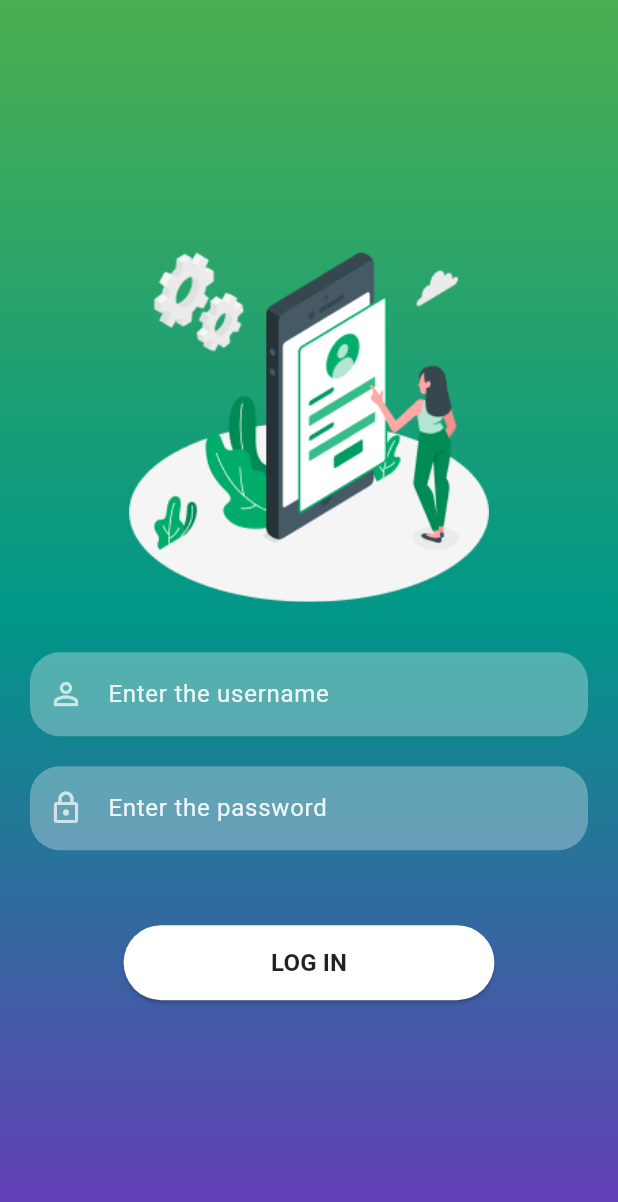
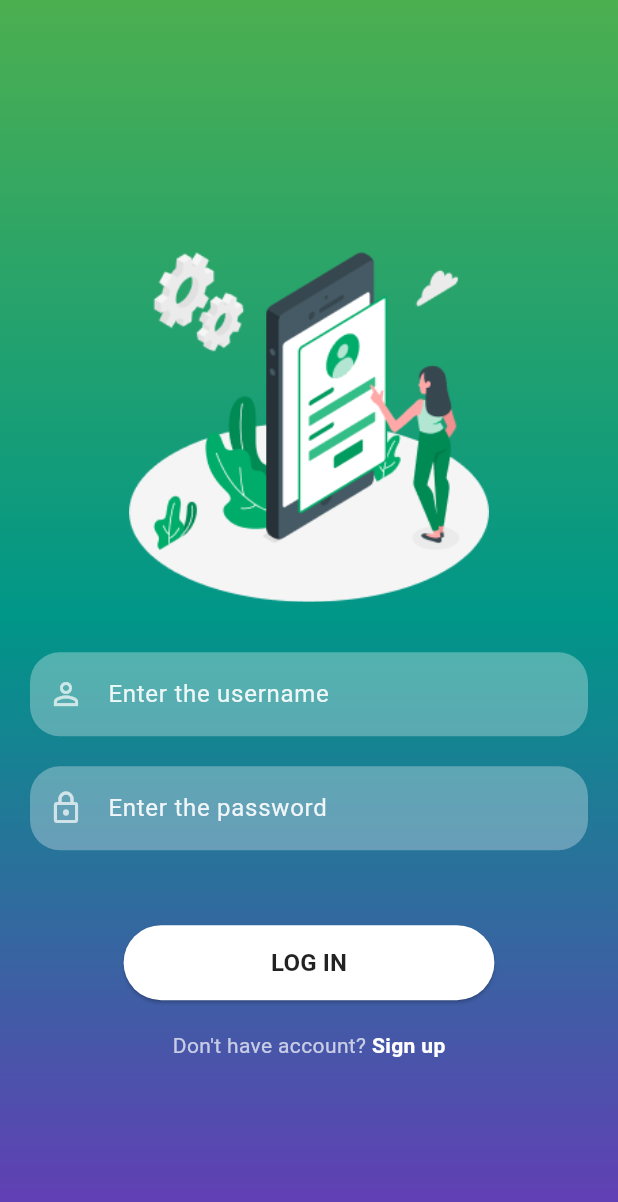
Before and after one commit to nishadadilshan/MobileLoginApplication, a Flutter app: the screen it shows after launch, on a phone screen of 412 x 824 dp. Shown: the top 1202 px of the screen. Run offline on Flutter 3.47's test engine with Material 2 defaults, Android fonts, the phone set to English and light mode, and no system bars.

Commit message:
added sign up functionality to the login page

```diff
--- a/lib/Screens/signin_screen.dart
+++ b/lib/Screens/signin_screen.dart
@@ -1,4 +1,5 @@
 import 'package:flutter/material.dart';
+import 'package:logginapplication/Screens/signup_screen.dart';
 import 'package:logginapplication/reusable_widgets/signinloginbutton_widget.dart';
 import 'package:logginapplication/reusable_widgets/textFeild_widget.dart';
 import 'package:logginapplication/utils/color_utils.dart';
@@ -23,28 +24,38 @@ class _SignInScreenState extends State<SignInScreen> {
         width: MediaQuery.of(context).size.width,
         height: MediaQuery.of(context).size.height,
         decoration: const BoxDecoration(
-          gradient: LinearGradient(colors: [
-            Colors.green,
-            Colors.teal,
-            Colors.deepPurple,
-          ], begin: Alignment.topCenter, end: Alignment.bottomCenter )
-        ),
+            gradient: LinearGradient(colors: [
+          Colors.green,
+          Colors.teal,
+          Colors.deepPurple,
+        ], begin: Alignment.topCenter, end: Alignment.bottomCenter)),
         child: SingleChildScrollView(
           child: Padding(
-            padding: EdgeInsets.fromLTRB((20), MediaQuery.of(context).size.height * 0.2, 20, 0
-            ),
+            padding: EdgeInsets.fromLTRB(
+                (20), MediaQuery.of(context).size.height * 0.2, 20, 0),
             child: Column(
               children: <Widget>[
                 logoWidget("assets/images/img.png"),
-                const SizedBox(height: 30,),
-                reUseTextField("Enter the username", Icons.person_outline, false , _emailTextController ),
-                const SizedBox(height: 20,),
-                reUseTextField("Enter the password", Icons.lock_outlined, false , _passwordTextController ),
-                const SizedBox(height: 40,),
-                signInSignUpButton(context, true, (){
+                const SizedBox(
+                  height: 30,
+                ),
+                reUseTextField("Enter the username", Icons.person_outline,
+                    false, _emailTextController),
+                const SizedBox(
+                  height: 20,
+                ),
+                reUseTextField("Enter the password", Icons.lock_outlined, false,
+                    _passwordTextController),
+                const SizedBox(
+                  height: 40,
+                ),
+                signInSignUpButton(context, true, () {
                   print("Sign in pressed");
-                })
-
+                }),
+                // const SizedBox(
+                //   height: 10,
+                // ),
+                signUpOption(),
               ],
             ),
           ),
@@ -52,4 +63,26 @@ class _SignInScreenState extends State<SignInScreen> {
       ),
     );
   }
+
+  Row signUpOption() {
+    return Row(
+      mainAxisAlignment: MainAxisAlignment.center,
+      children: [
+        const Text(
+          "Don't have account?",
+          style: TextStyle(color: Colors.white70),
+        ),
+        GestureDetector(
+          onTap: () {
+            Navigator.push(context,
+                MaterialPageRoute(builder: (context) => SignUpScreen()));
+          },
+          child: const Text(
+            " Sign up",
+            style: TextStyle(color: Colors.white, fontWeight: FontWeight.bold),
+          ),
+        )
+      ],
+    );
+  }
 }
```
Also changed, not shown: lib/Screens/signup_screen.dart (+15 -0 lines).
